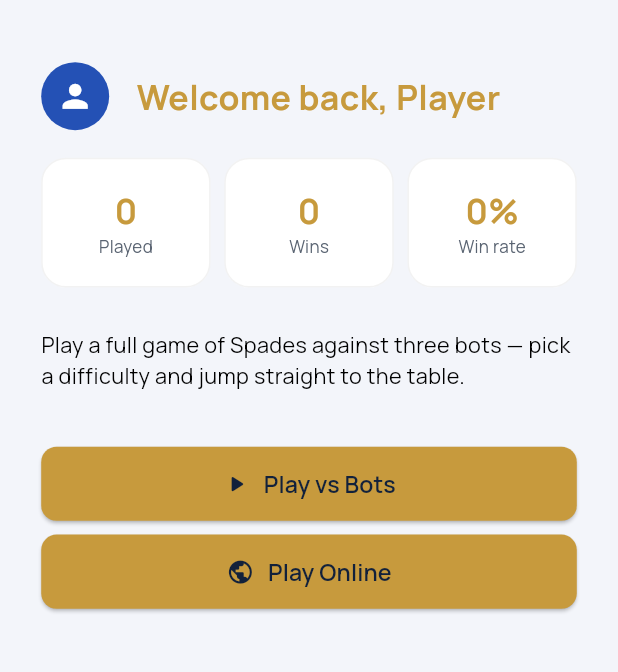
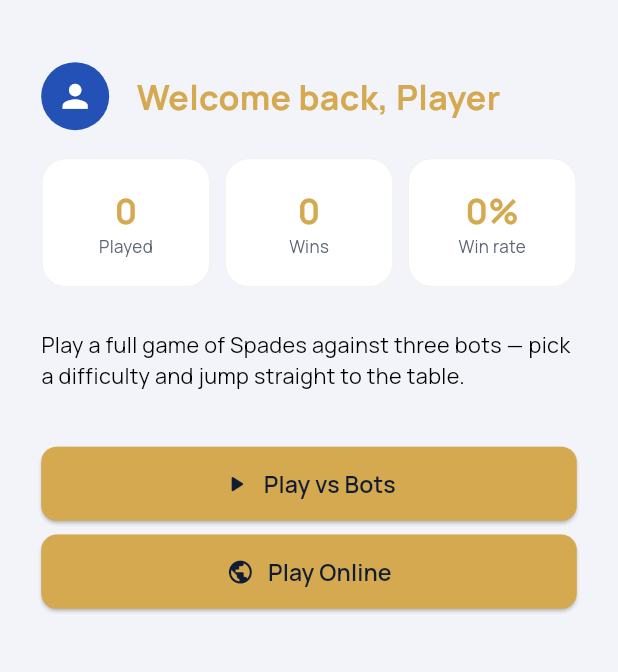
Before and after one commit to Gulshid/Card-Game, a Flutter app: the screen it shows after launch, on a phone screen of 412 x 824 dp, the part 63-735 px from its top. Run offline on Flutter 3.47's test engine with Material 3 defaults, Android fonts, the light colour scheme and no system bars; our stand-ins replace audioplayers, equatable, flutter_bloc, flutter_screenutil, get_it, go_router and 3 more; accounts and stored records are empty; statements that could not run were skipped.

Commit message:
app color is updated

```diff
--- a/card_game/lib/core/theme/app_colors.dart
+++ b/card_game/lib/core/theme/app_colors.dart
@@ -1,37 +1,109 @@
 import 'package:flutter/material.dart';
 
-/// Central color palette. Every screen pulls from here — never a raw
-/// hex literal in feature code. Matches the navy/gold direction agreed
-/// in the visual mockups.
+/// Central color palette — "Royal Noir".
+///
+/// Deep midnight blues, a warm champagne-gold accent, and an emerald
+/// baize for the card table. Every screen pulls from here; feature code
+/// never uses a raw hex literal.
+///
+/// All names from the previous palette are kept (their values were
+/// refined), so existing call sites keep compiling.
 abstract class AppColors {
-  // Brand
-  static const Color navy = Color(0xFF12213B);
-  static const Color navyDeep = Color(0xFF0B1526);
-  static const Color blue = Color(0xFF2451B5);
-  static const Color gold = Color(0xFFC79A3D);
-  static const Color goldLight = Color(0xFFEFD9A0);
+  // ---- Brand ---------------------------------------------------------
+  static const Color navy = Color(0xFF111C33);
+  static const Color navyDeep = Color(0xFF070B14);
+  static const Color midnight = Color(0xFF0C1424);
+  static const Color blue = Color(0xFF3B6FE0);
+  static const Color blueSoft = Color(0xFF6C93F0);
 
-  // Table felt (used behind the game table screen, Phase 05)
-  static const Color felt = Color(0xFF0F3D2C);
+  static const Color gold = Color(0xFFD4A94F);
+  static const Color goldLight = Color(0xFFF2D58B);
+  static const Color goldDeep = Color(0xFF9C7425);
 
-  // Surfaces
-  static const Color surfaceLight = Color(0xFFF3F5FA);
-  static const Color surfaceDark = Color(0xFF1B2A4D);
+  // ---- Table baize (the card table) -----------------------------------
+  static const Color felt = Color(0xFF0E4A36);
+  static const Color feltLight = Color(0xFF176B4D);
+  static const Color feltDeep = Color(0xFF05201A);
+
+  // ---- Surfaces -------------------------------------------------------
+  static const Color surfaceLight = Color(0xFFF3F4F9);
+  static const Color surfaceDark = Color(0xFF16233F);
+  static const Color surfaceDarkHigh = Color(0xFF1E2E52);
   static const Color cardSurfaceLight = Colors.white;
   static const Color cardSurfaceDark = Color(0xFF16233F);
 
-  // Text
-  static const Color textPrimaryLight = Color(0xFF1B1F27);
-  static const Color textSecondaryLight = Color(0xFF5A6472);
-  static const Color textPrimaryDark = Color(0xFFF3F5FA);
+  // ---- Text -----------------------------------------------------------
+  static const Color textPrimaryLight = Color(0xFF111827);
+  static const Color textSecondaryLight = Color(0xFF5B6575);
+  static const Color textPrimaryDark = Color(0xFFF4F6FB);
   static const Color textSecondaryDark = Color(0xFFA9B4CC);
 
-  // Semantic
-  static const Color success = Color(0xFF1E8E5A);
-  static const Color danger = Color(0xFFD85A30);
-  static const Color warning = Color(0xFFC79A3D);
+  /// Gold that stays readable as *text* on a light background.
+  static const Color goldOnLight = Color(0xFF8A6417);
 
-  // Suit colors (used by the card widget in later phases)
-  static const Color suitRed = Color(0xFFD85A30);
-  static const Color suitBlack = Color(0xFF12213B);
+  // ---- Semantic -------------------------------------------------------
+  static const Color success = Color(0xFF2FBF86);
+  static const Color danger = Color(0xFFE5604A);
+  static const Color warning = Color(0xFFD4A94F);
+
+  // ---- Suits ----------------------------------------------------------
+  static const Color suitRed = Color(0xFFD0342C);
+  static const Color suitBlack = Color(0xFF0F1A2E);
+
+  // ---- Gradients ------------------------------------------------------
+  static const LinearGradient goldGradient = LinearGradient(
+    begin: Alignment.topLeft,
+    end: Alignment.bottomRight,
+    colors: [goldLight, gold, goldDeep],
+    stops: [0.0, 0.55, 1.0],
+  );
+
+  static const LinearGradient backgroundDark = LinearGradient(
+    begin: Alignment.topCenter,
+    end: Alignment.bottomCenter,
+    colors: [Color(0xFF0F1B36), Color(0xFF0A1226), navyDeep],
+    stops: [0.0, 0.45, 1.0],
+  );
+
+  static const LinearGradient backgroundLight = LinearGradient(
+    begin: Alignment.topCenter,
+    end: Alignment.bottomCenter,
+    colors: [Color(0xFFF8F9FD), Color(0xFFEEF0F7)],
+  );
+
+  static const LinearGradient heroGradient = LinearGradient(
+    begin: Alignment.topLeft,
+    end: Alignment.bottomRight,
+    colors: [Color(0xFF223A72), Color(0xFF14224A), Color(0xFF0D1730)],
+  );
+
+  static const RadialGradient feltGradient = RadialGradient(
+    center: Alignment(0, -0.15),
+    radius: 1.05,
+    colors: [feltLight, felt, feltDeep],
+    stops: [0.0, 0.55, 1.0],
+  );
+
+  /// Gold that reads on the current theme (bright on dark, deep on light).
+  static Color goldText(BuildContext context) =>
+      Theme.of(context).brightness == Brightness.dark ? gold : goldOnLight;
 }
+
+/// Shared shadow recipes so depth looks the same everywhere.
+abstract class AppShadows {
+  static List<BoxShadow> soft(bool isDark) => [
+        BoxShadow(
+          color: Colors.black.withValues(alpha: isDark ? 0.35 : 0.08),
+          blurRadius: 24,
+          offset: const Offset(0, 10),
+        ),
+      ];
+
+  static List<BoxShadow> goldGlow([double strength = 0.35]) => [
+        BoxShadow(
+          color: AppColors.gold.withValues(alpha: strength),
+          blurRadius: 22,
+          offset: const Offset(0, 8),
+        ),
+      ];
+}
```
